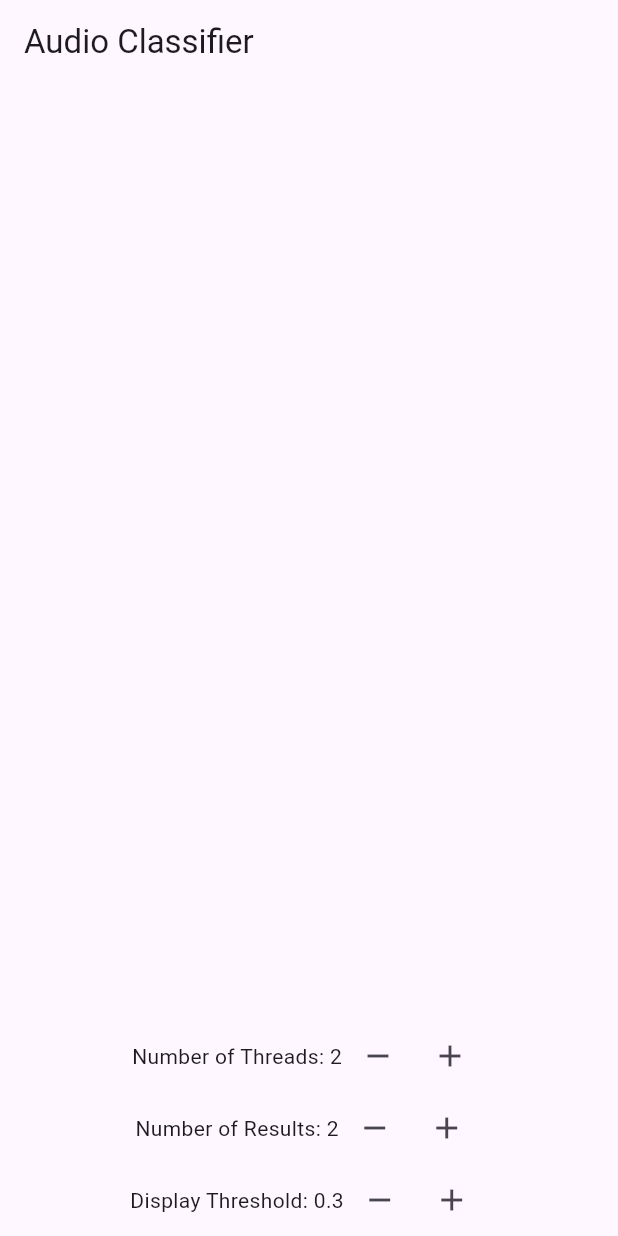
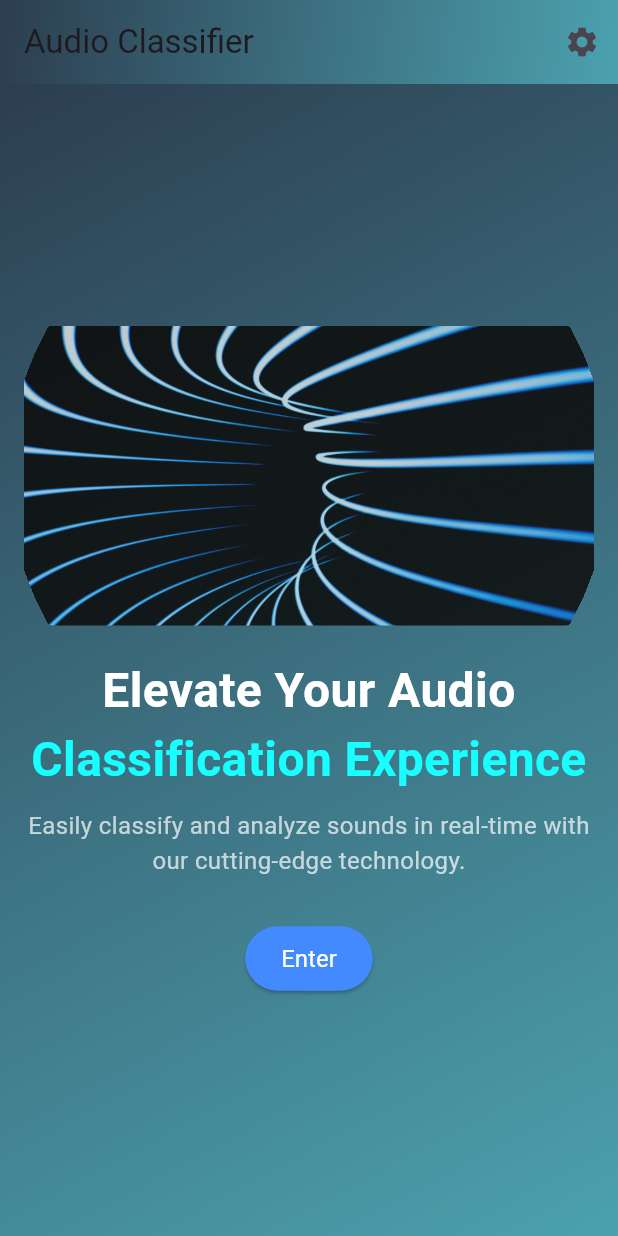
Before and after one commit to Akshar2363/sound_classifier_app, a Flutter app: the screen it shows after launch, on a phone screen of 412 x 824 dp. Run offline on Flutter 3.47's test engine with Material 3 defaults, Android fonts, the phone set to English and light mode, and no system bars.

Commit message:
Stable v0.1

```diff
--- a/lib/main.dart
+++ b/lib/main.dart
@@ -1,8 +1,8 @@
+import 'package:audio_classifier/screens/HomeScreen.dart';
 import 'package:flutter/material.dart';
-import 'package:flutter/services.dart';
 
 void main() {
-  runApp(MyApp());
+  runApp(const MyApp());
 }
 
 class MyApp extends StatelessWidget {
@@ -13,238 +13,27 @@ class MyApp extends StatelessWidget {
     return MaterialApp(
       home: Scaffold(
         appBar: AppBar(
-          title: const Text('Audio Classifier'),
+        title: const Text('Audio Classifier'),
+        flexibleSpace: Container(
+          decoration: const BoxDecoration(
+            gradient: LinearGradient(
+              colors: [Color(0xFF2C3E50), Color(0xFF4CA1AF)],
+              begin: Alignment.topLeft,
+              end: Alignment.bottomRight,
+            ),
+          ),
         ),
-        body: const AudioClassifierWidget(),
+          actions: [
+            IconButton(
+              icon: Icon(Icons.settings),
+              onPressed: () {
+                // Add your settings action here
+              },
+            ),
+          ],
+        ),
+        body: const HomeScreen(),
       ),
     );
   }
 }
-
-class AudioClassifierWidget extends StatefulWidget {
-  const AudioClassifierWidget({super.key});
-
-  @override
-  State<AudioClassifierWidget> createState() => _AudioClassifierWidgetState();
-}
-
-class _AudioClassifierWidgetState extends State<AudioClassifierWidget> {
-  static const platform = MethodChannel('com.example.audio_classifier');
-  List<Result> _results = [];
-  String _error = '';
-  bool _isRecording = false;
-
-  int _numThreads = 2;
-  int _numOfResults = 2;
-  double _displayThreshold = 0.3;
-
-  Future<void> initialiseClassifier() async {
-    try {
-      await platform.invokeMethod('initClassifier');
-    } on PlatformException catch (e) {
-      setState(() {
-        _error = "Failed to initialise audio classifier: '${e.message}'.";
-      });
-    }
-  }
-
-  Future<void> startAudioClassification() async {
-    try {
-      await platform.invokeMethod('startAudioClassification');
-      setState(() {
-        _isRecording = true;
-      });
-    } on PlatformException catch (e) {
-      setState(() {
-        _error = "Failed to start audio classification: '${e.message}'.";
-      });
-    }
-  }
-
-  Future<void> stopAudioClassification() async {
-    try {
-      await platform.invokeMethod('stopAudioClassification');
-      setState(() {
-        _isRecording = false;
-      });
-    } on PlatformException catch (e) {
-      setState(() {
-        _error = "Failed to stop audio classification: '${e.message}'.";
-      });
-    }
-  }
-
-  Future<void> updateNumThreads() async {
-    try {
-      await platform.invokeMethod('updateNumThreads', {'numThreads': _numThreads});
-    } on PlatformException catch (e) {
-      setState(() {
-        _error = "Failed to update number of threads: '${e.message}'.";
-      });
-    }
-  }
-
-  Future<void> updateNumOfResults() async {
-    try {
-      await platform.invokeMethod('updateNumOfResults', {'numOfResults': _numOfResults});
-    } on PlatformException catch (e) {
-      setState(() {
-        _error = "Failed to update number of results: '${e.message}'.";
-      });
-    }
-  }
-
-  Future<void> updateDisplayThreshold() async {
-    try {
-      await platform.invokeMethod('updateDisplayThreshold', {'displayThreshold': _displayThreshold.toString()});
-    } on PlatformException catch (e) {
-      setState(() {
-        _error = "Failed to update display threshold: '${e.message}'.";
-      });
-    }
-  }
-
-  void clearResults() {
-    setState(() {
-      _results = [];
-    });
-  }
-
-  @override
-  void initState() {
-    super.initState();
-    initialiseClassifier();
-    platform.setMethodCallHandler((call) async {
-      switch (call.method) {
-        case 'onResult':
-          List<dynamic> results = call.arguments;
-          setState(() {
-            _results = results.map((result) {
-              return Result(
-                label: result['label'],
-                score: result['score'],
-              );
-            }).toList();
-          });
-          break;
-        case 'onError':
-          setState(() {
-            _error = call.arguments;
-          });
-          break;
-      }
-    });
-  }
-
-  @override
-  Widget build(BuildContext context) {
-    return Scaffold(
-      body: Column(
-        children: [
-          Expanded(
-            child: ListView.builder(
-              itemCount: _results.length,
-              itemBuilder: (context, index) {
-                final result = _results[index];
-                return ListTile(
-                  title: Text(result.label),
-                  subtitle: LinearProgressIndicator(
-                    value: result.score,
-                  ),
-                );
-              },
-            ),
-          ),
-          if (_error.isNotEmpty)
-            Text(
-              _error,
-              style: TextStyle(color: Colors.red),
-            ),
-          Row(
-            mainAxisAlignment: MainAxisAlignment.center,
-            children: [
-              Text('Number of Threads: $_numThreads'),
-              IconButton(
-                icon: const Icon(Icons.remove),
-                onPressed: () {
-                  setState(() {
-                    if (_numThreads > 1) _numThreads--;
-                    updateNumThreads();
-                  });
-                },
-              ),
-              IconButton(
-                icon: const Icon(Icons.add),
-                onPressed: () {
-                  setState(() {
-                    if (_numThreads < 4) _numThreads++;
-                    updateNumThreads();
-                  });
-                },
-              ),
-            ],
-          ),
-          Row(
-            mainAxisAlignment: MainAxisAlignment.center,
-            children: [
-              Text('Number of Results: $_numOfResults'),
-              IconButton(
-                icon: const Icon(Icons.remove),
-                onPressed: () {
-                  setState(() {
-                    if (_numOfResults > 1) _numOfResults--;
-                    updateNumOfResults();
-                  });
-                },
-              ),
-              IconButton(
-                icon: const Icon(Icons.add),
-                onPressed: () {
-                  setState(() {
-                    if (_numOfResults < 5) _numOfResults++;
-                    updateNumOfResults();
-                  });
-                },
-              ),
-            ],
-          ),
-          Row(
-            mainAxisAlignment: MainAxisAlignment.center,
-            children: [
-              Text('Display Threshold: ${_displayThreshold.toStringAsFixed(1)}'),
-              IconButton(
-                icon: const Icon(Icons.remove),
-                onPressed: () {
-                  setState(() {
-                    if (_displayThreshold > 0.2) {
-                      _displayThreshold -= 0.1;
-                    }
-                    updateDisplayThreshold();
-                  });
-                },
-              ),
-              IconButton(
-                icon: const Icon(Icons.add),
-                onPressed: () {
-                  setState(() {
-                    if (_displayThreshold < 0.8) {
-                      _displayThreshold += 0.1;
-                    }
-                    updateDisplayThreshold();
-                  });
-                },
-              ),
-            ],
-          ),
-        ],
-      )
-    );
-  }
-}
-
-class Result {
-  final String label;
-  final double score;
-
-  Result({required this.label, required this.score});
-}
--- /dev/null
+++ b/lib/screens/HomeScreen.dart
@@ -0,0 +1,109 @@
+import 'package:audio_classifier/screens/ClassifierScreen.dart';
+import 'package:flutter/material.dart';
+
+class HomeScreen extends StatelessWidget {
+  const HomeScreen({super.key});
+
+  @override
+  Widget build(BuildContext context) {
+    return Scaffold(
+      body: Stack(
+        children: [
+          Container(
+            decoration: const BoxDecoration(
+              gradient: LinearGradient(
+                colors: [Color(0xFF2C3E50), Color(0xFF4CA1AF)],
+                begin: Alignment.topLeft,
+                end: Alignment.bottomRight,
+              ),
+            ),
+          ),
+          Center(
+            child: Padding(
+              padding: const EdgeInsets.all(16.0),
+              child: Column(
+                mainAxisAlignment: MainAxisAlignment.center,
+                crossAxisAlignment: CrossAxisAlignment.center,
+                children: [
+                  ShaderMask(
+                    shaderCallback: (rect) {
+                      return RadialGradient(
+                        center: Alignment.center,
+                        radius: 1, // Adjust the radius as needed
+                        colors: [
+                          Colors.black.withOpacity(0.8),
+                          Colors.transparent,
+                        ],
+                        stops: [1.0, 1.0], // Adjust the stops as needed
+                      ).createShader(
+                        Rect.fromLTRB(0, 0, rect.width, rect.height),
+                      );
+                    },
+                    blendMode: BlendMode.dstIn,
+                    child: ClipRRect(
+                      borderRadius: BorderRadius.circular(20.0), // Adjust the border radius as needed
+                      child: Image.asset(
+                        'assets/soundWave.jpg', // Replace with your image path
+                        height: 200,
+                        width: double.infinity,
+                        fit: BoxFit.cover,
+                      ),
+                    ),
+                  ),
+                  const SizedBox(height: 20),
+                  const Text(
+                    'Elevate Your Audio',
+                    style: TextStyle(
+                      fontSize: 32,
+                      fontWeight: FontWeight.bold,
+                      color: Colors.white,
+                    ),
+                    textAlign: TextAlign.center,
+                  ),
+                  const Text(
+                    'Classification Experience',
+                    style: TextStyle(
+                      fontSize: 32,
+                      fontWeight: FontWeight.bold,
+                      color: Colors.cyanAccent,
+                    ),
+                    textAlign: TextAlign.center,
+                  ),
+                  const SizedBox(height: 10),
+                  const Text(
+                    'Easily classify and analyze sounds in real-time with our cutting-edge technology.',
+                    style: TextStyle(
+                      fontSize: 16,
+                      color: Colors.white70,
+                    ),
+                    textAlign: TextAlign.center,
+                  ),
+                  const SizedBox(height: 30),
+                  ElevatedButton(
+                    onPressed: () {
+                      Navigator.of(context).push(
+                        MaterialPageRoute(
+                            builder: (ctx) => const ClassifierScreen()),
+                      );
+                    },
+                    style: ElevatedButton.styleFrom(
+                      foregroundColor: Colors.white,
+                      backgroundColor: Colors.blueAccent,
+                      padding: const EdgeInsets.symmetric(
+                          horizontal: 24, vertical: 12),
+                      textStyle: const TextStyle(fontSize: 16),
+                      shape: RoundedRectangleBorder(
+                        borderRadius: BorderRadius.circular(30.0),
+                      ),
+                    ),
+                    child: const Text('Enter'),
+                  ),
+                ],
+              ),
+            ),
+          ),
+        ],
+      ),
+    );
+  }
+}
--- a/pubspec.yaml
+++ b/pubspec.yaml
@@ -35,6 +35,7 @@ dependencies:
   # The following adds the Cupertino Icons font to your application.
   # Use with the CupertinoIcons class for iOS style icons.
   cupertino_icons: ^1.0.6
+  flutter_riverpod: ^2.5.1
 
 dev_dependencies:
   flutter_test:
@@ -59,8 +60,8 @@ flutter:
   uses-material-design: true
 
   # To add assets to your application, add an assets section, like this:
-  # assets:
-  #   - images/a_dot_burr.jpeg
+  assets:
+    - assets/soundWave.jpg
   #   - images/a_dot_ham.jpeg
 
   # An image asset can refer to one or more resolution-specific "variants", see
```
Also changed, not shown: lib/screens/ClassifierScreen.dart (added, +256 -0 lines), assets/soundWave.jpg (added), pubspec.lock, 1 other file.
